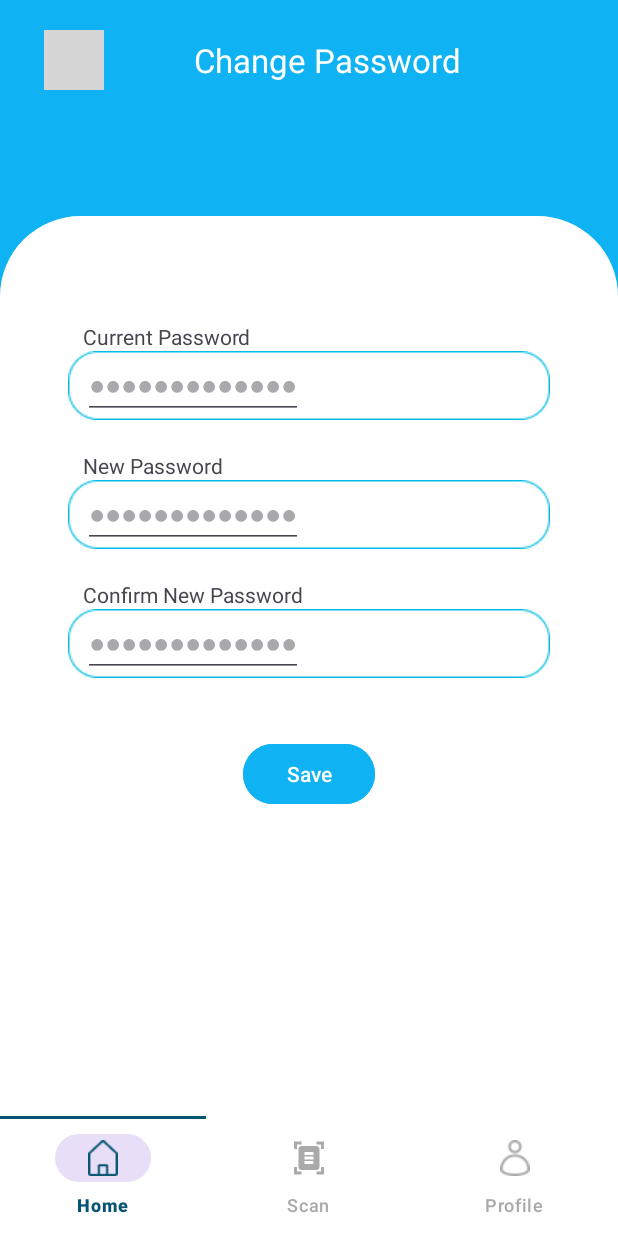
After one commit to zeyneppkaa/financeApp, an Android app: the ChangePasswordFragment screen opened through its navigation route, on a phone screen of 412 x 824 dp. The commit adds this screen. Run offline under Robolectric (Android 15) with nearby library versions, the phone set to English and light mode, and no system bars; our stand-ins replace Firebase (no records; nobody signed in at launch, a user with empty details on screens opened directly), navigation-ui; libraries missing offline, so code that uses them is left out: com.github.mikephil.charting; 3 statements that could not run were skipped; grey boxes are pictures that could not be loaded.

Commit message:
nehir9:  change password fragment yapıldı

```diff
--- /dev/null
+++ b/app/src/main/java/com/example/tez/ChangePasswordFragment.kt
@@ -0,0 +1,102 @@
+package com.example.tez
+
+import android.os.Bundle
+import androidx.fragment.app.Fragment
+import android.view.LayoutInflater
+import android.view.View
+import android.view.ViewGroup
+import android.widget.Button
+import android.widget.EditText
+import android.widget.Toast
+import androidx.navigation.fragment.findNavController
+import com.example.tez.databinding.FragmentChangePasswordBinding
+import com.google.firebase.auth.EmailAuthProvider
+import com.google.firebase.auth.FirebaseAuth
+
+class ChangePasswordFragment : Fragment() {
+
+    private var _binding: FragmentChangePasswordBinding? = null
+    private val binding get() = _binding!!
+
+    private lateinit var etCurrentPassword: EditText
+    private lateinit var etNewPassword: EditText
+    private lateinit var etConfirmPassword: EditText
+    private lateinit var btnChangePassword: Button
+    private val auth = FirebaseAuth.getInstance()
+
+
+
+    override fun onCreateView(
+        inflater: LayoutInflater, container: ViewGroup?,
+        savedInstanceState: Bundle?
+    ): View? {
+        _binding = FragmentChangePasswordBinding.inflate(inflater, container, false)
+        val view = binding.root
+
+        etCurrentPassword = view.findViewById(R.id.currentPass)
+        etNewPassword = view.findViewById(R.id.newPass)
+        etConfirmPassword = view.findViewById(R.id.confirmNewPass)
+        btnChangePassword = view.findViewById(R.id.btn_pass_save)
+
+        btnChangePassword.setOnClickListener {
+            changePassword()
+        }
+
+        return view
+    }
+
+    override fun onViewCreated(view: View, savedInstanceState: Bundle?) {
+        super.onViewCreated(view, savedInstanceState)
+
+        binding.leftSettings.setOnClickListener() {
+            findNavController().navigate(R.id.action_changePasswordFragment_to_profileFragment)
+        }
+    }
+
+    private fun changePassword() {
+        val currentPassword = etCurrentPassword.text.toString()
+        val newPassword = etNewPassword.text.toString()
+        val confirmPassword = etConfirmPassword.text.toString()
+
+        val user = auth.currentUser
+
+        if (user == null) {
+            Toast.makeText(context, "Kullanıcı oturumu açık değil.", Toast.LENGTH_SHORT).show()
+            return
+        }
+
+        if (newPassword != confirmPassword) {
+            Toast.makeText(context, "Yeni şifreler uyuşmuyor.", Toast.LENGTH_SHORT).show()
+            return
+        }
+
+        val email = user.email
+        if (email.isNullOrEmpty()) {
+            Toast.makeText(context, "Email bulunamadı.", Toast.LENGTH_SHORT).show()
+            return
+        }
+
+        // Re-authenticate the user
+        val credential = EmailAuthProvider.getCredential(email, currentPassword)
+
+        user.reauthenticate(credential)
+            .addOnCompleteListener { authTask ->
+                if (authTask.isSuccessful) {
+                    user.updatePassword(newPassword)
+                        .addOnCompleteListener { updateTask ->
+                            if (updateTask.isSuccessful) {
+                                Toast.makeText(context, "Şifre başarıyla güncellendi.", Toast.LENGTH_SHORT).show()
+                                // Optionally clear fields
+                                etCurrentPassword.text.clear()
+                                etNewPassword.text.clear()
+                                etConfirmPassword.text.clear()
+                            } else {
+                                Toast.makeText(context, "Şifre güncellenemedi: ${updateTask.exception?.message}", Toast.LENGTH_LONG).show()
+                            }
+                        }
+                } else {
+                    Toast.makeText(context, "Mevcut şifre yanlış.", Toast.LENGTH_SHORT).show()
+                }
+            }
+    }
+}
--- a/app/src/main/java/com/example/tez/ProfileFragment.kt
+++ b/app/src/main/java/com/example/tez/ProfileFragment.kt
@@ -44,8 +44,10 @@
             findNavController().navigate(R.id.action_profileFragment_to_securityProfileFragment)
         }
 
-
-
+        val settingsButton = view.findViewById<ImageView>(R.id.bttn_edit3)
+        settingsButton.setOnClickListener {
+            findNavController().navigate(R.id.action_profileFragment_to_changePasswordFragment)
+        }
 
 
         logoutText.setOnClickListener(logoutClickListener)
--- a/app/src/main/java/com/example/tez/SignUpFragment.kt
+++ b/app/src/main/java/com/example/tez/SignUpFragment.kt
@@ -69,7 +69,7 @@
                 if (task.isSuccessful) {
                     val user = auth.currentUser
                     user?.let {
-                        saveUserToFirestore(it.uid, name, email, phone, birthDate)
+                        saveUserToFirestore(it.uid, name, email, phone, birthDate, password)
                         sendEmailVerification(it)
                     }
                 } else {
@@ -78,14 +78,15 @@
             }
     }
 
-    private fun saveUserToFirestore(userId: String, name: String, email: String, phone: String, birthDate: String) {
+    private fun saveUserToFirestore(userId: String, name: String, email: String, phone: String, birthDate: String, password: String) {
         val db = FirebaseFirestore.getInstance()
         val userMap = hashMapOf(
             "name" to name,
             "email" to email,
             "phone" to phone,
             "birthDate" to birthDate,
-            "created_at" to System.currentTimeMillis()
+            "created_at" to System.currentTimeMillis(),
+            "password" to password
         )
 
         db.collection("users").document(userId)
--- /dev/null
+++ b/app/src/main/res/layout/fragment_change_password.xml
@@ -0,0 +1,146 @@
+<?xml version="1.0" encoding="utf-8"?>
+<androidx.constraintlayout.widget.ConstraintLayout xmlns:android="http://schemas.android.com/apk/res/android"
+    xmlns:app="http://schemas.android.com/apk/res-auto"
+    xmlns:tools="http://schemas.android.com/tools"
+    android:layout_width="match_parent"
+    android:layout_height="match_parent"
+    android:background="@color/blue"
+    tools:context=".ChangePasswordFragment">
+
+
+    <ImageView
+        android:id="@+id/imageView"
+        android:layout_width="match_parent"
+        android:layout_height="600dp"
+        android:src="@drawable/white_border"
+        app:layout_constraintBottom_toBottomOf="parent"
+        tools:layout_editor_absoluteX="0dp" />
+
+    <ImageView
+        android:id="@+id/left_settings"
+        android:layout_width="40dp"
+        android:layout_height="40dp"
+        android:layout_marginTop="20dp"
+        android:layout_marginStart="29dp"
+        android:src="@drawable/ic_chevron_left"
+        app:layout_constraintStart_toStartOf="parent"
+        app:layout_constraintTop_toTopOf="parent" />
+
+    <TextView
+        android:id="@+id/textView2"
+        android:layout_width="wrap_content"
+        android:layout_height="wrap_content"
+        android:text="Change Password"
+        android:textColor="@color/white"
+        android:textSize="22sp"
+        android:layout_marginEnd="45dp"
+        app:layout_constraintBottom_toBottomOf="@+id/left_settings"
+        app:layout_constraintEnd_toEndOf="parent"
+        app:layout_constraintStart_toEndOf="@+id/left_settings"
+        app:layout_constraintTop_toTopOf="@+id/left_settings" />
+
+    <ImageView
+        android:id="@+id/imageView3"
+        android:layout_width="wrap_content"
+        android:layout_height="wrap_content"
+        android:layout_marginTop="90dp"
+        android:src="@drawable/input_coloumn"
+        app:layout_constraintEnd_toEndOf="parent"
+        app:layout_constraintStart_toStartOf="parent"
+        app:layout_constraintTop_toTopOf="@+id/imageView" />
+
+    <ImageView
+        android:id="@+id/imageView5"
+        android:layout_width="wrap_content"
+        android:layout_height="wrap_content"
+        android:src="@drawable/input_coloumn"
+        app:layout_constraintEnd_toEndOf="@+id/imageView3"
+        app:layout_constraintStart_toStartOf="@+id/imageView3"
+        app:layout_constraintTop_toBottomOf="@+id/imageView3"
+        android:layout_marginTop="40dp"/>
+
+    <ImageView
+        android:id="@+id/imageView6"
+        android:layout_width="wrap_content"
+        android:layout_height="wrap_content"
+        android:layout_marginTop="40dp"
+        android:src="@drawable/input_coloumn"
+        app:layout_constraintEnd_toEndOf="@+id/imageView5"
+        app:layout_constraintStart_toStartOf="@+id/imageView5"
+        app:layout_constraintTop_toBottomOf="@+id/imageView5" />
+
+    <TextView
+        android:id="@+id/textView11"
+        android:layout_width="wrap_content"
+        android:layout_height="wrap_content"
+        android:text="Current Password"
+        android:layout_marginStart="10dp"
+        android:layout_marginEnd="45dp"
+        app:layout_constraintBottom_toTopOf="@+id/imageView3"
+        app:layout_constraintStart_toStartOf="@+id/imageView3" />
+
+    <TextView
+        android:id="@+id/textView12"
+        android:layout_width="wrap_content"
+        android:layout_height="wrap_content"
+        android:text="Confirm New Password "
+        android:layout_marginStart="10dp"
+        app:layout_constraintBottom_toTopOf="@+id/imageView6"
+        app:layout_constraintStart_toStartOf="@+id/imageView6" />
+
+    <TextView
+        android:id="@+id/textView13"
+        android:layout_width="wrap_content"
+        android:layout_height="wrap_content"
+        android:text="New Password"
+        android:layout_marginStart="10dp"
+        app:layout_constraintBottom_toTopOf="@+id/imageView5"
+        app:layout_constraintStart_toStartOf="@+id/imageView5" />
+
+
+    <EditText
+        android:id="@+id/currentPass"
+        android:layout_width="wrap_content"
+        android:layout_height="wrap_content"
+        android:layout_marginStart="10dp"
+        android:hint="●●●●●●●●●●●●●"
+        android:inputType="text"
+        app:layout_constraintStart_toStartOf="@+id/imageView3"
+        app:layout_constraintTop_toTopOf="@+id/imageView3" />
+
+    <EditText
+        android:id="@+id/newPass"
+        android:layout_width="wrap_content"
+        android:layout_height="wrap_content"
+        android:hint="●●●●●●●●●●●●●"
+        android:inputType="text"
+        android:layout_marginStart="10dp"
+        app:layout_constraintStart_toStartOf="@+id/imageView5"
+        app:layout_constraintTop_toTopOf="@+id/imageView5" />
+
+    <EditText
+        android:id="@+id/confirmNewPass"
+        android:layout_width="wrap_content"
+        android:layout_height="wrap_content"
+        android:hint="●●●●●●●●●●●●●"
+        android:inputType="text"
+        android:layout_marginStart="10dp"
+        app:layout_constraintStart_toStartOf="@+id/imageView6"
+        app:layout_constraintTop_toTopOf="@+id/imageView6" />
+
+    <Button
+        android:id="@+id/btn_pass_save"
+        android:layout_width="wrap_content"
+        android:layout_height="wrap_content"
+        app:layout_constraintEnd_toEndOf="parent"
+        app:layout_constraintStart_toStartOf="parent"
+        android:backgroundTint="@color/blue"
+        android:layout_marginTop="40dp"
+        android:text="Save"
+        app:layout_constraintTop_toBottomOf="@+id/imageView6" />
+
+
+
+
+
+</androidx.constraintlayout.widget.ConstraintLayout>
--- a/app/src/main/res/layout/fragment_profile.xml
+++ b/app/src/main/res/layout/fragment_profile.xml
@@ -200,7 +200,7 @@
         android:id="@+id/textView7"
         android:layout_width="wrap_content"
         android:layout_height="wrap_content"
-        android:text="Settings"
+        android:text="Change Password"
         android:layout_marginStart="20dp"
         android:textSize="18sp"
         app:layout_constraintBottom_toBottomOf="@+id/bttn_edit3"
--- a/app/src/main/res/navigation/nav_graph.xml
+++ b/app/src/main/res/navigation/nav_graph.xml
@@ -44,6 +44,10 @@
         <action
             android:id="@+id/action_profileFragment_to_securityProfileFragment"
             app:destination="@id/securityProfileFragment" />
+
+        <action
+            android:id="@+id/action_profileFragment_to_changePasswordFragment"
+            app:destination="@id/changePasswordFragment" />
 
     </fragment>
     <fragment
@@ -127,9 +131,18 @@
         android:id="@+id/securityProfileFragment"
         android:name="com.example.tez.SecurityProfileFragment"
         android:label="fragment_security"
-        tools:layout="@layout/fragment_security_profile"/>
+        tools:layout="@layout/fragment_security_profile" />
 
+    <fragment
+        android:id="@+id/changePasswordFragment"
+        android:name="com.example.tez.ChangePasswordFragment"
+        android:label="Change Password"
+        tools:layout="@layout/fragment_change_password">
 
+        <action
+            android:id="@+id/action_changePasswordFragment_to_profileFragment"
+            app:destination="@id/profileFragment" />
+    </fragment>
 
 
 
```
